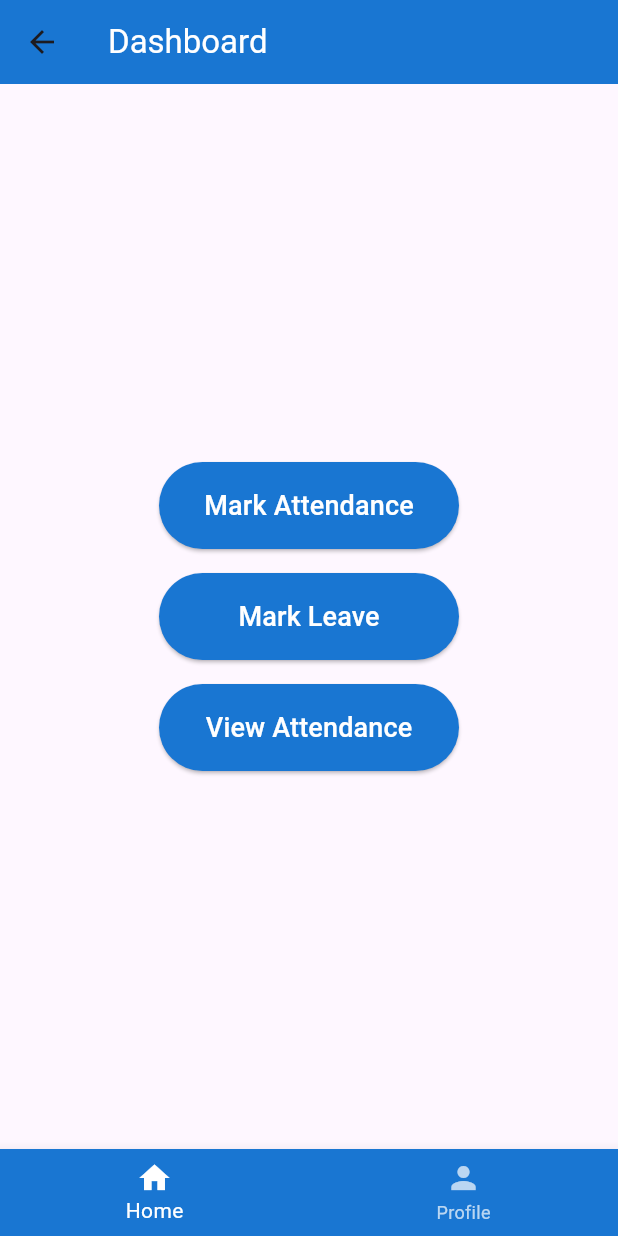
After one commit to adeelch125/Attendence-System-User, a Flutter app: the HomeScreen screen opened directly, on a phone screen of 412 x 824 dp. The commit adds this screen. Run offline on Flutter 3.47's test engine with Material 3 defaults, Android fonts, the phone set to English and light mode, and no system bars; our stand-ins replace firebase_auth, firebase_core, firebase_storage, fluttertoast, image_picker; accounts and stored records are empty.

Commit message:
build home and profile section

```diff
--- /dev/null
+++ b/lib/screens/home_screen.dart
@@ -0,0 +1,134 @@
+import 'package:flutter/material.dart';
+
+class HomeScreen extends StatefulWidget {
+  @override
+  _HomeScreenState createState() => _HomeScreenState();
+}
+
+class _HomeScreenState extends State<HomeScreen> {
+  int _selectedIndex = 0;
+
+  void _onItemTapped(int index) {
+    setState(() {
+      _selectedIndex = index;
+    });
+  }
+
+  @override
+  Widget build(BuildContext context) {
+    return Scaffold(
+      appBar: AppBar(
+        title: const Text(
+          'Dashboard',
+          style: TextStyle(color: Colors.white),
+        ),
+        backgroundColor: Colors.blue[700],
+      ),
+      body: Center(
+        child: _selectedIndex == 0
+            ? Column(
+          mainAxisAlignment: MainAxisAlignment.center,
+          children: [
+            SizedBox(
+              width: 200, // Fixed width for all buttons
+              child: ElevatedButton(
+                onPressed: () {
+                  // Add functionality for marking attendance here
+                },
+                style: ElevatedButton.styleFrom(
+                  backgroundColor: Colors.blue[700],
+                  padding: const EdgeInsets.symmetric(vertical: 16),
+                ),
+                child: const Text(
+                  'Mark Attendance',
+                  style: TextStyle(fontSize: 18, color: Colors.white),
+                ),
+              ),
+            ),
+            const SizedBox(height: 16),
+            SizedBox(
+              width: 200,
+              child: ElevatedButton(
+                onPressed: () {
+                  // Add functionality for marking leave here
+                },
+                style: ElevatedButton.styleFrom(
+                  backgroundColor: Colors.blue[700],
+                  padding: const EdgeInsets.symmetric(vertical: 16),
+                ),
+                child: const Text(
+                  'Mark Leave',
+                  style: TextStyle(fontSize: 18, color: Colors.white),
+                ),
+              ),
+            ),
+            const SizedBox(height: 16),
+            SizedBox(
+              width: 200,
+              child: ElevatedButton(
+                onPressed: () {
+                  // Add functionality for viewing attendance here
+                },
+                style: ElevatedButton.styleFrom(
+                  backgroundColor: Colors.blue[700],
+                  padding: const EdgeInsets.symmetric(vertical: 16),
+                ),
+                child: const Text(
+                  'View Attendance',
+                  style: TextStyle(fontSize: 18, color: Colors.white),
+                ),
+              ),
+            ),
+          ],
+        )
+            : Column(
+          mainAxisAlignment: MainAxisAlignment.center,
+          children: [
+            const Text(
+              'Profile Section',
+              style: TextStyle(
+                fontSize: 24,
+                fontWeight: FontWeight.bold,
+                color: Colors.blue,
+              ),
+            ),
+            const SizedBox(height: 16),
+            SizedBox(
+              width: 200,
+              child: ElevatedButton(
+                onPressed: () {
+                  // Add functionality for editing profile here
+                },
+                style: ElevatedButton.styleFrom(
+                  backgroundColor: Colors.blue[700],
+                  padding: const EdgeInsets.symmetric(vertical: 16),
+                ),
+                child: const Text(
+                  'Edit Profile',
+                  style: TextStyle(fontSize: 18, color: Colors.white),
+                ),
+              ),
+            ),
+          ],
+        ),
+      ),
+      bottomNavigationBar: BottomNavigationBar(
+        backgroundColor: Colors.blue[700],
+        items: const <BottomNavigationBarItem>[
+          BottomNavigationBarItem(
+            icon: Icon(Icons.home),
+            label: 'Home',
+          ),
+          BottomNavigationBarItem(
+            icon: Icon(Icons.person),
+            label: 'Profile',
+          ),
+        ],
+        currentIndex: _selectedIndex,
+        selectedItemColor: Colors.white,
+        unselectedItemColor: Colors.white70,
+        onTap: _onItemTapped,
+      ),
+    );
+  }
+}
```
Also changed, not shown: lib/screens/dashboard_screen.dart (deleted, +0 -23 lines), lib/screens/login_screen.dart (+23 -3 lines), lib/screens/registration_screen.dart (+34 -32 lines).
